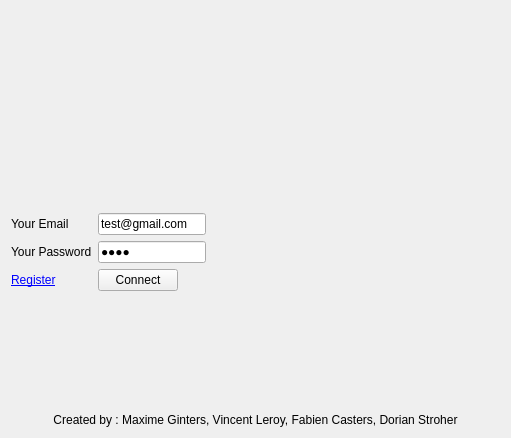
Old version of the form src/client/widgetlogin.ui in the repository wayt/Skypy.
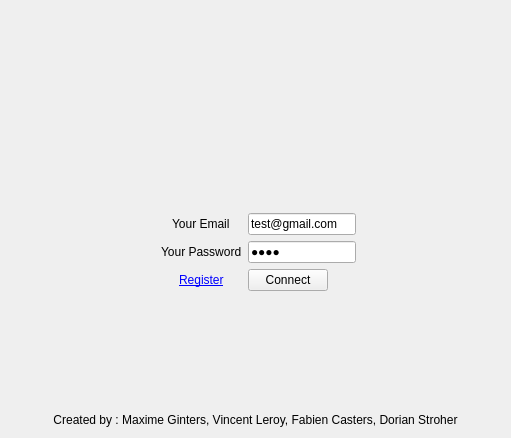
New version of the form. Icons and pictures are not drawn.

```diff
--- a/src/client/widgetlogin.ui
+++ b/src/client/widgetlogin.ui
@@ -69,6 +69,12 @@
      <property name="fieldGrowthPolicy">
       <enum>QFormLayout::FieldsStayAtSizeHint</enum>
      </property>
+     <property name="labelAlignment">
+      <set>Qt::AlignCenter</set>
+     </property>
+     <property name="formAlignment">
+      <set>Qt::AlignHCenter|Qt::AlignTop</set>
+     </property>
      <item row="0" column="0">
       <widget class="QLabel" name="label">
        <property name="text">
```
